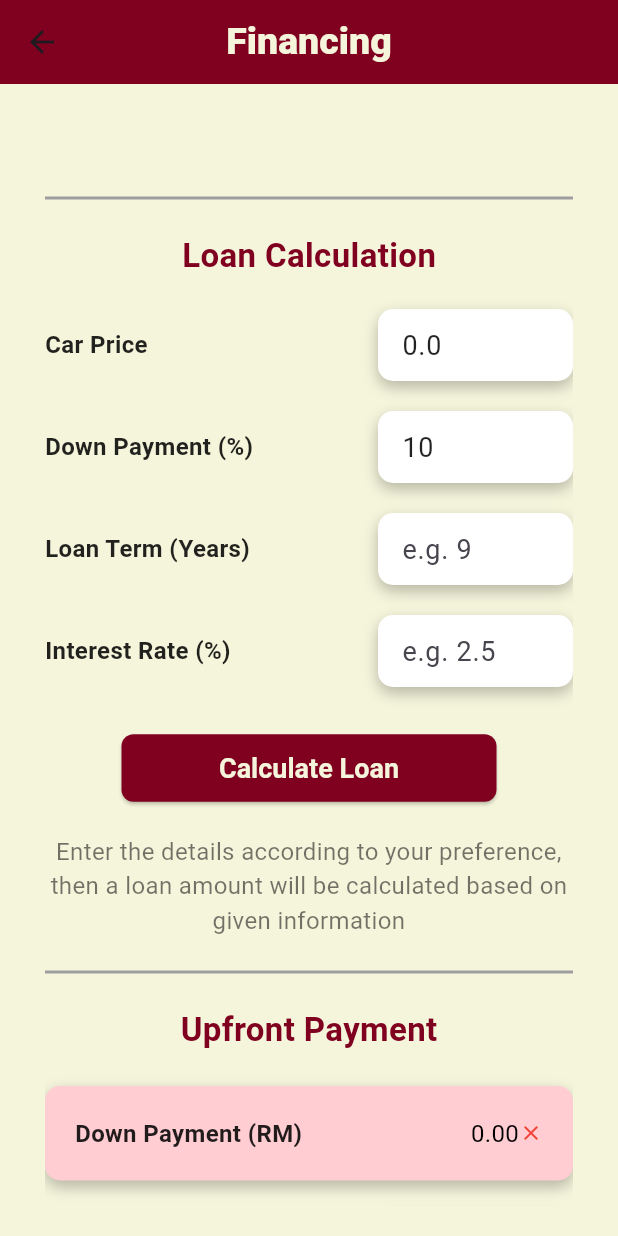
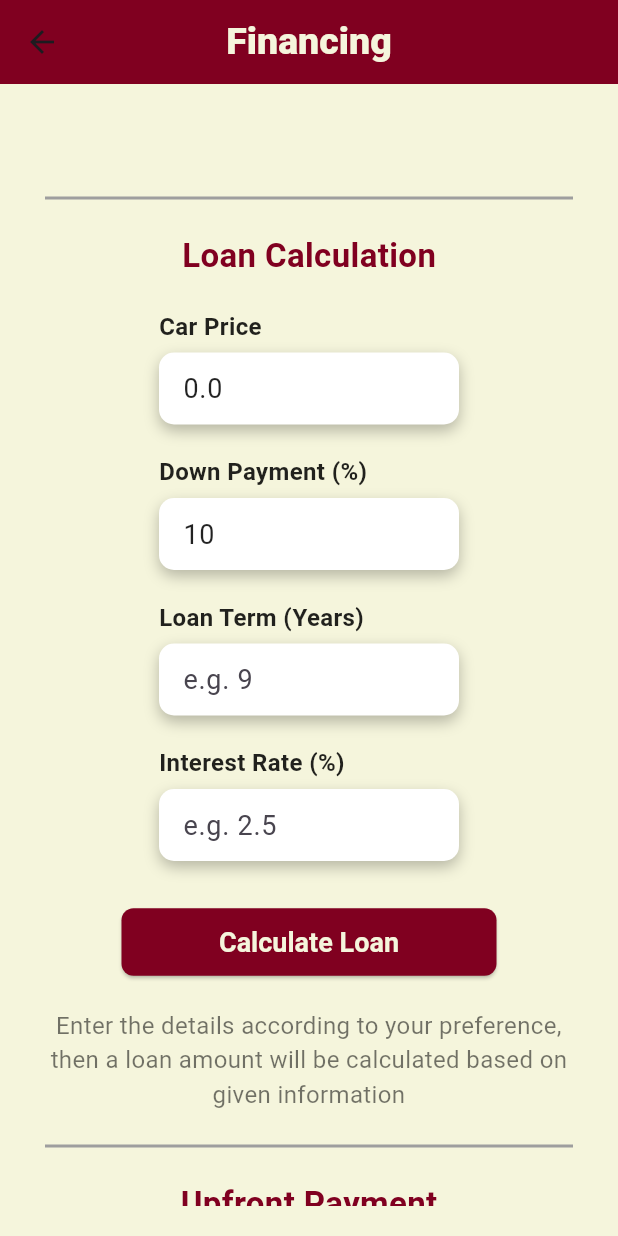
Before and after one commit to ilham210538/realest, a Flutter app: the LoanCalculatorPage screen opened directly with empty values, on a phone screen of 412 x 824 dp. Run offline on Flutter 3.47's test engine with Material 3 defaults, Android fonts, the phone set to English and light mode, and no system bars; our stand-ins replace animated_text_kit, cloud_firestore, firebase_auth, firebase_core, image_picker; missing offline and left inert: tflite_flutter; accounts and stored records are empty; project files that could hold a hidden picture were left out.

Commit message:
last
last

```diff
--- a/lib/loanCalculator.dart
+++ b/lib/loanCalculator.dart
@@ -890,20 +890,26 @@ class _LoanCalculatorPageState extends State<LoanCalculatorPage> {
       {String? hint}) {
     return Padding(
       padding: const EdgeInsets.symmetric(vertical: 10.0),
-      child: Row(
-        mainAxisAlignment: MainAxisAlignment.spaceBetween,
+      child: Column(
+        crossAxisAlignment:
+            CrossAxisAlignment.start, // Align label to the start
         children: [
-          // Label on the left side
+          // Label Text
           Text(
             label,
             style: TextStyle(
-                fontSize: 16,
-                fontWeight: FontWeight.bold,
-                color: Colors.black87),
+              fontSize: 16,
+              fontWeight: FontWeight.bold,
+              color: Colors.black87,
+            ),
+            softWrap: true, // Allow text to wrap onto the next line
           ),
-          // Input box on the right side
+          SizedBox(height: 6), // Space between label and input box
+
+          // Input Field
           Container(
-            width: 130, // Adjust width as necessary
+            width: double.infinity, // Let it stretch to fit the parent
+            constraints: BoxConstraints(maxWidth: 200), // Adjust as necessary
             padding: EdgeInsets.symmetric(horizontal: 16.0),
             decoration: BoxDecoration(
               borderRadius: BorderRadius.circular(10),
```
Also changed, not shown: lib/VariantDetailPage.dart (+12 -12 lines), lib/loginPage.dart (+10 -0 lines), lib/main.dart (+5 -5 lines).
